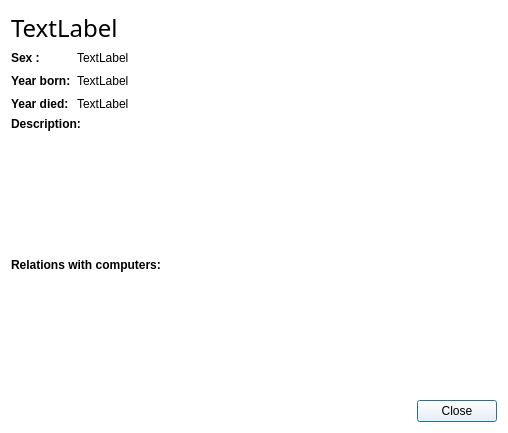
This is vika3/ui/moreinfopioneer.ui in hlynurstef/Verklegt-namskeid-1-vika-3 as Qt 5 draws it before an edit. The edited form follows.
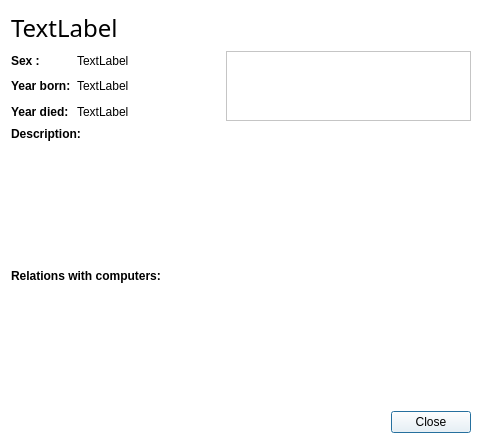
This is the edited form. Icons and pictures are not drawn.

Commit message: sma hint af browse image í add pioneer

What changed in the file:
```diff
--- a/vika3/ui/moreinfopioneer.ui
+++ b/vika3/ui/moreinfopioneer.ui
@@ -6,8 +6,8 @@
    <rect>
     <x>0</x>
     <y>0</y>
-    <width>508</width>
-    <height>433</height>
+    <width>482</width>
+    <height>444</height>
    </rect>
   </property>
   <property name="minimumSize">
@@ -102,9 +102,38 @@
        </property>
       </spacer>
      </item>
+     <item row="0" column="5" rowspan="3">
+      <widget class="QTextBrowser" name="textBrowser_image"/>
+     </item>
+     <item row="0" column="4" rowspan="3">
+      <spacer name="horizontalSpacer_3">
+       <property name="orientation">
+        <enum>Qt::Horizontal</enum>
+       </property>
+       <property name="sizeHint" stdset="0">
+        <size>
+         <width>40</width>
+         <height>20</height>
+        </size>
+       </property>
+      </spacer>
+     </item>
+     <item row="0" column="3" rowspan="3">
+      <spacer name="horizontalSpacer_2">
+       <property name="orientation">
+        <enum>Qt::Horizontal</enum>
+       </property>
+       <property name="sizeHint" stdset="0">
+        <size>
+         <width>40</width>
+         <height>20</height>
+        </size>
+       </property>
+      </spacer>
+     </item>
     </layout>
    </item>
-   <item row="3" column="0">
+   <item row="2" column="0">
     <layout class="QVBoxLayout" name="verticalLayout_3">
      <item>
       <widget class="QLabel" name="description">
@@ -170,7 +199,7 @@
      </property>
     </widget>
    </item>
-   <item row="4" column="0" alignment="Qt::AlignRight">
+   <item row="3" column="0" alignment="Qt::AlignRight">
     <widget class="QPushButton" name="pushButton_close">
      <property name="text">
       <string>Close</string>
```
The commit also changes 6 other files.
